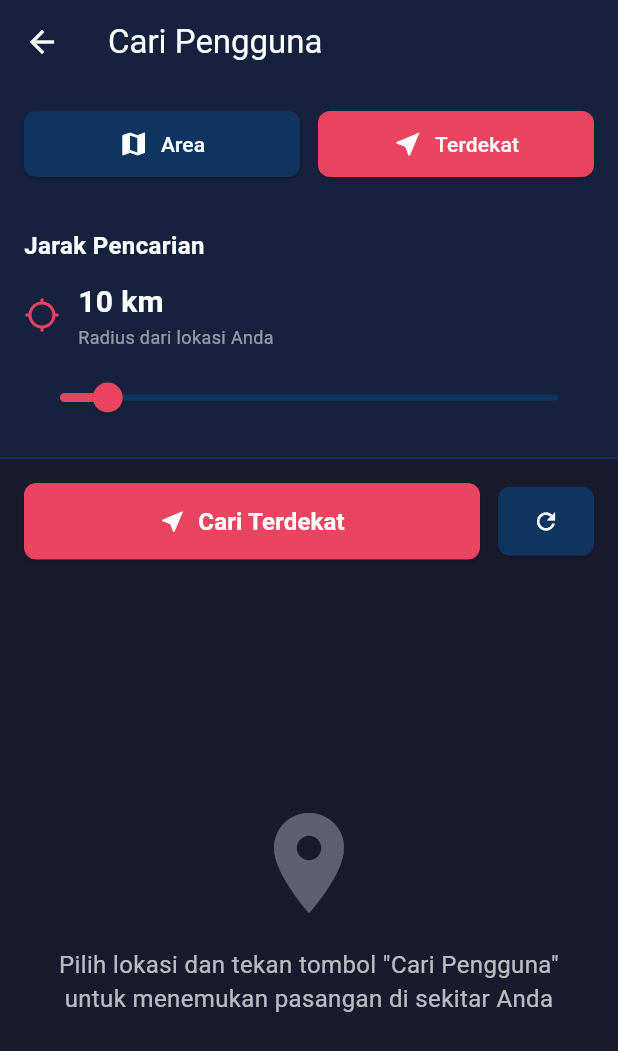
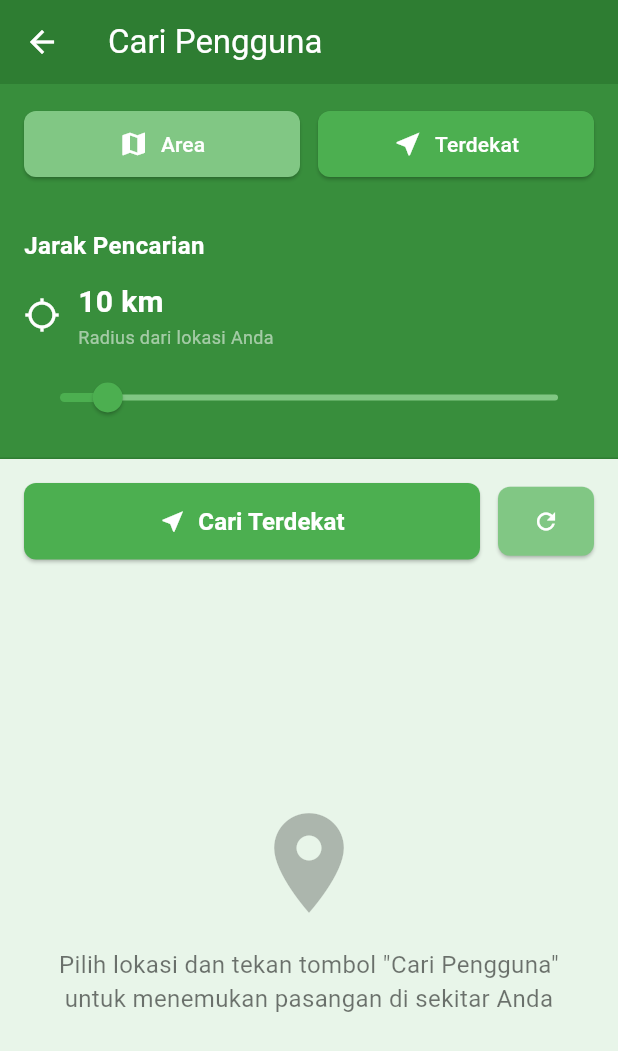
Before and after one commit to daoxie/sehati-appmobile, a Flutter app: the LocationSearchScreen screen opened directly, after a tap on "Terdekat", on a phone screen of 412 x 824 dp. Shown: the top 1051 px of the screen. Run offline on Flutter 3.47's test engine with Material 3 defaults, Android fonts, the phone set to English and light mode, and no system bars; our stand-ins replace cloud_firestore, firebase_auth, firebase_core, geolocator, image_picker; accounts and stored records are empty; network calls fail.

Commit message:
perubahan tampilan lokasi

```diff
--- a/lib/screens/locationSearch.dart
+++ b/lib/screens/locationSearch.dart
@@ -41,13 +41,13 @@ class _LocationSearchScreenState extends State<LocationSearchScreen> {
   @override
   Widget build(BuildContext context) {
     return Scaffold(
-      backgroundColor: const Color(0xFF1A1A2E),
+      backgroundColor: const Color(0xFFE8F5E9), // Hijau muda
       appBar: AppBar(
         title: const Text(
           'Cari Pengguna',
           style: TextStyle(color: Colors.white),
         ),
-        backgroundColor: const Color(0xFF16213E),
+        backgroundColor: const Color(0xFF2E7D32), // Hijau gelap
         iconTheme: const IconThemeData(color: Colors.white),
       ),
       body: Consumer<LocationController>(
@@ -80,7 +80,7 @@ class _LocationSearchScreenState extends State<LocationSearchScreen> {
     return Container(
       padding: const EdgeInsets.all(16),
       decoration: BoxDecoration(
-        color: const Color(0xFF16213E),
+        color: const Color(0xFF388E3C), // Hijau
         boxShadow: [
           BoxShadow(
             color: Colors.black.withOpacity(0.2),
@@ -100,8 +100,8 @@ class _LocationSearchScreenState extends State<LocationSearchScreen> {
               },
               style: ElevatedButton.styleFrom(
                 backgroundColor: _searchMode == 0
-                    ? const Color(0xFFE94560)
-                    : const Color(0xFF0F3460),
+                    ? const Color(0xFF4CAF50) // Hijau aktif
+                    : const Color(0xFF81C784), // Hijau non-aktif
                 foregroundColor: Colors.white,
                 padding: const EdgeInsets.symmetric(vertical: 12),
                 shape: RoundedRectangleBorder(
@@ -122,8 +122,8 @@ class _LocationSearchScreenState extends State<LocationSearchScreen> {
               },
               style: ElevatedButton.styleFrom(
                 backgroundColor: _searchMode == 1
-                    ? const Color(0xFFE94560)
-                    : const Color(0xFF0F3460),
+                    ? const Color(0xFF4CAF50) // Hijau aktif
+                    : const Color(0xFF81C784), // Hijau non-aktif
                 foregroundColor: Colors.white,
                 padding: const EdgeInsets.symmetric(vertical: 12),
                 shape: RoundedRectangleBorder(
@@ -144,8 +144,8 @@ class _LocationSearchScreenState extends State<LocationSearchScreen> {
     return Container(
       padding: const EdgeInsets.all(16),
       decoration: const BoxDecoration(
-        color: Color(0xFF16213E),
-        border: Border(bottom: BorderSide(color: Color(0xFF0F3460), width: 1)),
+        color: Color(0xFF388E3C), // Hijau
+        border: Border(bottom: BorderSide(color: Color(0xFF2E7D32), width: 1)),
       ),
       child: Column(
         crossAxisAlignment: CrossAxisAlignment.start,
@@ -161,7 +161,10 @@ class _LocationSearchScreenState extends State<LocationSearchScreen> {
           const SizedBox(height: 12),
           Row(
             children: [
-              const Icon(Icons.location_searching, color: Color(0xFFE94560)),
+              const Icon(
+                Icons.location_searching,
+                color: Color(0xFFFFFFFF),
+              ), // Putih
               const SizedBox(width: 12),
               Expanded(
                 child: Column(
@@ -190,8 +193,8 @@ class _LocationSearchScreenState extends State<LocationSearchScreen> {
             min: 1,
             max: 100,
             divisions: 99,
-            activeColor: const Color(0xFFE94560),
-            inactiveColor: const Color(0xFF0F3460),
+            activeColor: const Color(0xFF4CAF50), // Hijau
+            inactiveColor: const Color(0xFF81C784), // Hijau muda
             label: '${controller.searchRadius.toInt()} km',
             onChanged: (value) {
               controller.setSearchRadius(value);
@@ -207,7 +210,7 @@ class _LocationSearchScreenState extends State<LocationSearchScreen> {
     return Container(
       padding: const EdgeInsets.all(16),
       decoration: BoxDecoration(
-        color: const Color(0xFF16213E),
+        color: const Color(0xFF388E3C), // Hijau
         boxShadow: [
           BoxShadow(
             color: Colors.black.withOpacity(0.2),
@@ -222,14 +225,14 @@ class _LocationSearchScreenState extends State<LocationSearchScreen> {
           // Dropdown untuk pilih provinsi
           const Text(
             'Pilih Provinsi',
-            style: TextStyle(color: Colors.white70, fontSize: 14),
+            style: TextStyle(color: Colors.black87, fontSize: 14),
           ),
           const SizedBox(height: 8),
           Container(
             decoration: BoxDecoration(
-              color: const Color(0xFF1A1A2E),
+              color: const Color(0xFFE8F5E9), // Hijau sangat muda
               borderRadius: BorderRadius.circular(8),
-              border: Border.all(color: const Color(0xFF0F3460)),
+              border: Border.all(color: const Color(0xFF4CAF50)), // Hijau
             ),
             child: DropdownButtonHideUnderline(
               child: DropdownButton<String>(
@@ -239,14 +242,14 @@ class _LocationSearchScreenState extends State<LocationSearchScreen> {
                   padding: EdgeInsets.symmetric(horizontal: 12),
                   child: Text(
                     'Pilih Provinsi',
-                    style: TextStyle(color: Colors.white54),
+                    style: TextStyle(color: Colors.black54),
                   ),
                 ),
                 icon: const Padding(
                   padding: EdgeInsets.only(right: 12),
-                  child: Icon(Icons.arrow_drop_down, color: Colors.white70),
+                  child: Icon(Icons.arrow_drop_down, color: Colors.black54),
                 ),
-                dropdownColor: const Color(0xFF16213E),
+                dropdownColor: const Color(0xFF388E3C), // Hijau
                 items: LocationData.provinsiList.map((String provinsi) {
                   return DropdownMenuItem<String>(
                     value: provinsi,
@@ -254,7 +257,7 @@ class _LocationSearchScreenState extends State<LocationSearchScreen> {
                       padding: const EdgeInsets.symmetric(horizontal: 12),
                       child: Text(
                         provinsi,
-                        style: const TextStyle(color: Colors.white),
+                        style: const TextStyle(color: Colors.black),
                       ),
                     ),
                   );
@@ -272,14 +275,14 @@ class _LocationSearchScreenState extends State<LocationSearchScreen> {
           if (controller.selectedProvinsi != null) ...[
             const Text(
               'Pilih Kota (Opsional)',
-              style: TextStyle(color: Colors.white70, fontSize: 14),
+              style: TextStyle(color: Colors.black87, fontSize: 14),
             ),
             const SizedBox(height: 8),
             Container(
               decoration: BoxDecoration(
-                color: const Color(0xFF1A1A2E),
+                color: const Color(0xFFE8F5E9), // Hijau sangat muda
                 borderRadius: BorderRadius.circular(8),
-                border: Border.all(color: const Color(0xFF0F3460)),
+                border: Border.all(color: const Color(0xFF4CAF50)), // Hijau
               ),
               child: DropdownButtonHideUnderline(
                 child: DropdownButton<String?>(
@@ -289,14 +292,14 @@ class _LocationSearchScreenState extends State<LocationSearchScreen> {
                     padding: EdgeInsets.symmetric(horizontal: 12),
                     child: Text(
                       'Semua Kota',
-                      style: TextStyle(color: Colors.white54),
+                      style: TextStyle(color: Colors.black54),
                     ),
                   ),
                   icon: const Padding(
                     padding: EdgeInsets.only(right: 12),
-                    child: Icon(Icons.arrow_drop_down, color: Colors.white70),
+                    child: Icon(Icons.arrow_drop_down, color: Colors.black54),
                   ),
-                  dropdownColor: const Color(0xFF16213E),
+                  dropdownColor: const Color(0xFF388E3C), // Hijau
                   items: [
                     // Item untuk "Semua Kota"
                     const DropdownMenuItem<String?>(
@@ -305,7 +308,7 @@ class _LocationSearchScreenState extends State<LocationSearchScreen> {
                         padding: EdgeInsets.symmetric(horizontal: 12),
                         child: Text(
                           'Semua Kota',
-                          style: TextStyle(color: Colors.white54),
+                          style: TextStyle(color: Colors.black54),
                         ),
                       ),
                     ),
@@ -319,7 +322,7 @@ class _LocationSearchScreenState extends State<LocationSearchScreen> {
                           padding: const EdgeInsets.symmetric(horizontal: 12),
                           child: Text(
                             kota,
-                            style: const TextStyle(color: Colors.white),
+                            style: const TextStyle(color: Colors.black),
                           ),
                         ),
                       );
@@ -357,7 +360,7 @@ class _LocationSearchScreenState extends State<LocationSearchScreen> {
                       }
                     },
               style: ElevatedButton.styleFrom(
-                backgroundColor: const Color(0xFFE94560),
+                backgroundColor: const Color(0xFF4CAF50), // Hijau
                 padding: const EdgeInsets.symmetric(vertical: 14),
                 shape: RoundedRectangleBorder(
                   borderRadius: BorderRadius.circular(8),
@@ -403,7 +406,7 @@ class _LocationSearchScreenState extends State<LocationSearchScreen> {
                     controller.resetFilter();
                   },
             style: ElevatedButton.styleFrom(
-              backgroundColor: const Color(0xFF0F3460),
+              backgroundColor: const Color(0xFF81C784), // Hijau muda
               padding: const EdgeInsets.symmetric(vertical: 14, horizontal: 20),
               shape: RoundedRectangleBorder(
                 borderRadius: BorderRadius.circular(8),
@@ -422,7 +425,7 @@ class _LocationSearchScreenState extends State<LocationSearchScreen> {
     if (controller.isLoading) {
       return const Center(
         child: CircularProgressIndicator(
-          valueColor: AlwaysStoppedAnimation<Color>(Color(0xFFE94560)),
+          valueColor: AlwaysStoppedAnimation<Color>(Color(0xFF4CAF50)), // Hijau
         ),
       );
     }
@@ -435,12 +438,12 @@ class _LocationSearchScreenState extends State<LocationSearchScreen> {
           child: Column(
             mainAxisAlignment: MainAxisAlignment.center,
             children: [
-              const Icon(Icons.location_off, size: 80, color: Colors.white30),
+              const Icon(Icons.location_off, size: 80, color: Colors.black26),
               const SizedBox(height: 16),
               Text(
                 controller.errorMessage!,
                 textAlign: TextAlign.center,
-                style: const TextStyle(color: Colors.white70, fontSize: 16),
+                style: const TextStyle(color: Colors.black54, fontSize: 16),
               ),
             ],
           ),
@@ -456,12 +459,12 @@ class _LocationSearchScreenState extends State<LocationSearchScreen> {
           child: Column(
             mainAxisAlignment: MainAxisAlignment.center,
             children: [
-              Icon(Icons.location_on, size: 80, color: Colors.white30),
+              Icon(Icons.location_on, size: 80, color: Colors.black26),
               SizedBox(height: 16),
               Text(
                 'Pilih lokasi dan tekan tombol "Cari Pengguna"\nuntuk menemukan pasangan di sekitar Anda',
                 textAlign: TextAlign.center,
-                style: TextStyle(color: Colors.white70, fontSize: 16),
+                style: TextStyle(color: Colors.black54, fontSize: 16),
               ),
             ],
           ),
@@ -483,7 +486,7 @@ class _LocationSearchScreenState extends State<LocationSearchScreen> {
   /// Widget untuk menampilkan card user
   Widget _buildUserCard(ChatUser user) {
     return Card(
-      color: const Color(0xFF16213E),
+      color: const Color(0xFF388E3C), // Hijau
       margin: const EdgeInsets.only(bottom: 12),
       shape: RoundedRectangleBorder(borderRadius: BorderRadius.circular(12)),
       child: Padding(
@@ -493,7 +496,7 @@ class _LocationSearchScreenState extends State<LocationSearchScreen> {
             // Foto profil
             CircleAvatar(
               radius: 30,
-              backgroundColor: const Color(0xFF0F3460),
+              backgroundColor: const Color(0xFF4CAF50), // Hijau
               backgroundImage:
                   user.imageUrl != null && user.imageUrl!.isNotEmpty
                   ? NetworkImage(user.imageUrl!)
@@ -533,7 +536,7 @@ class _LocationSearchScreenState extends State<LocationSearchScreen> {
                       const Icon(
                         Icons.location_on,
                         size: 16,
-                        color: Color(0xFFE94560),
+                        color: Color(0xFF2E7D32), // Hijau gelap
                       ),
                       const SizedBox(width: 4),
                       Expanded(
@@ -560,7 +563,7 @@ class _LocationSearchScreenState extends State<LocationSearchScreen> {
               },
               icon: const Icon(
                 Icons.arrow_forward_ios,
-                color: Color(0xFFE94560),
+                color: Color(0xFF2E7D32), // Hijau gelap
               ),
             ),
           ],
@@ -574,7 +577,7 @@ class _LocationSearchScreenState extends State<LocationSearchScreen> {
     showDialog(
       context: context,
       builder: (context) => AlertDialog(
-        backgroundColor: const Color(0xFF16213E),
+        backgroundColor: const Color(0xFF388E3C), // Hijau
         title: Text(user.username, style: const TextStyle(color: Colors.white)),
         content: Column(
           mainAxisSize: MainAxisSize.min,
@@ -610,7 +613,7 @@ class _LocationSearchScreenState extends State<LocationSearchScreen> {
             onPressed: () => Navigator.pop(context),
             child: const Text(
               'Tutup',
-              style: TextStyle(color: Color(0xFFE94560)),
+              style: TextStyle(color: Color(0xFFFFFFFF)), // Putih
             ),
           ),
         ],
```
